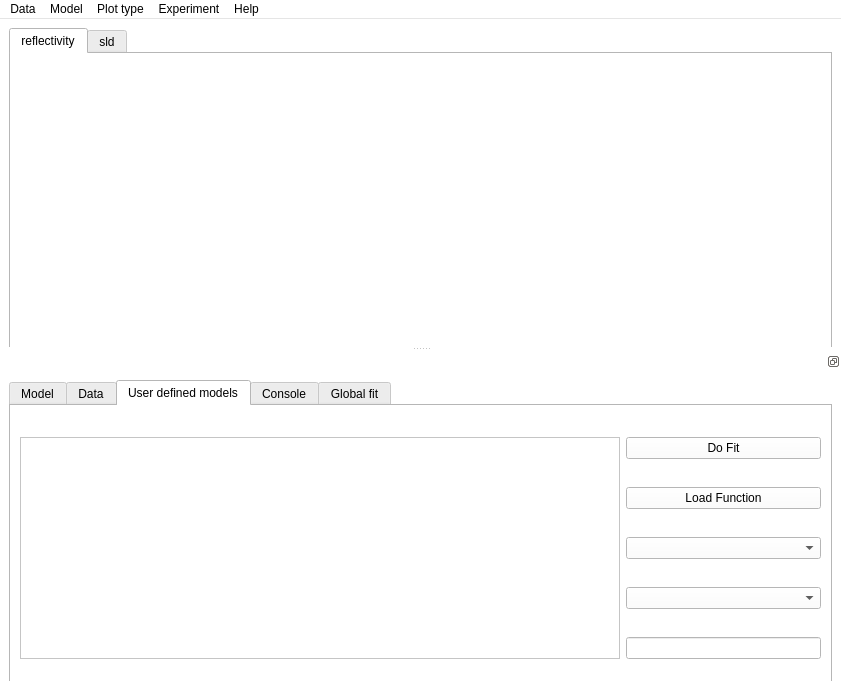
Old version of the form qt/Motofit.ui in the repository refnx/refnx.
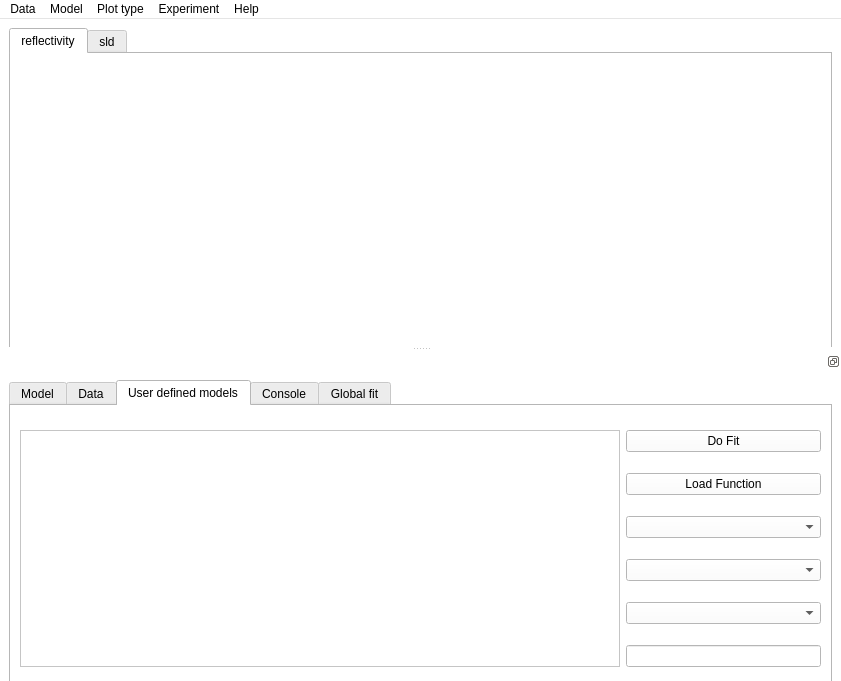
New version of the form. Icons and pictures are not drawn.

Commit message: added a lot of work on UDFplugin screen

```diff
--- a/qt/Motofit.ui
+++ b/qt/Motofit.ui
@@ -892,19 +892,6 @@
          <string>User defined models</string>
         </attribute>
         <layout class="QGridLayout" name="gridLayout_7">
-         <item row="0" column="0" rowspan="5">
-          <widget class="QTableView" name="UDFmodelView">
-           <property name="enabled">
-            <bool>true</bool>
-           </property>
-           <property name="minimumSize">
-            <size>
-             <width>600</width>
-             <height>0</height>
-            </size>
-           </property>
-          </widget>
-         </item>
          <item row="0" column="1">
           <widget class="QPushButton" name="Do_UDFfit_button">
            <property name="text">
@@ -922,14 +909,30 @@
            </property>
           </widget>
          </item>
+         <item row="2" column="1">
+          <widget class="QComboBox" name="UDFplugin_comboBox"/>
+         </item>
          <item row="3" column="1">
-          <widget class="QComboBox" name="UDFmodel"/>
+          <widget class="QComboBox" name="UDFdataset_comboBox"/>
          </item>
          <item row="4" column="1">
+          <widget class="QComboBox" name="UDFmodel_comboBox"/>
+         </item>
+         <item row="5" column="1">
           <widget class="QLineEdit" name="chi2"/>
          </item>
-         <item row="2" column="1">
-          <widget class="QComboBox" name="UDFdataset_comboBox"/>
+         <item row="0" column="0" rowspan="6">
+          <widget class="QTableView" name="UDFmodelView">
+           <property name="enabled">
+            <bool>true</bool>
+           </property>
+           <property name="minimumSize">
+            <size>
+             <width>600</width>
+             <height>0</height>
+            </size>
+           </property>
+          </widget>
          </item>
         </layout>
        </widget>
```
Left out of the diff: 2 changed lines with no effect on the pictures. The commit also changes 6 other files.
